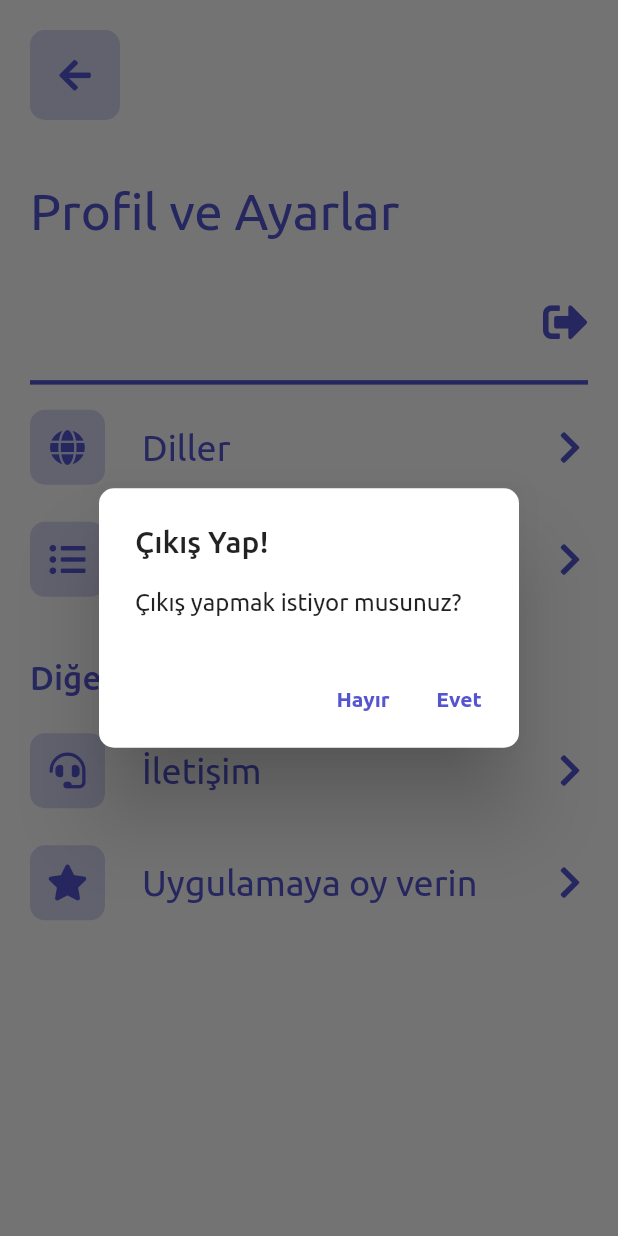
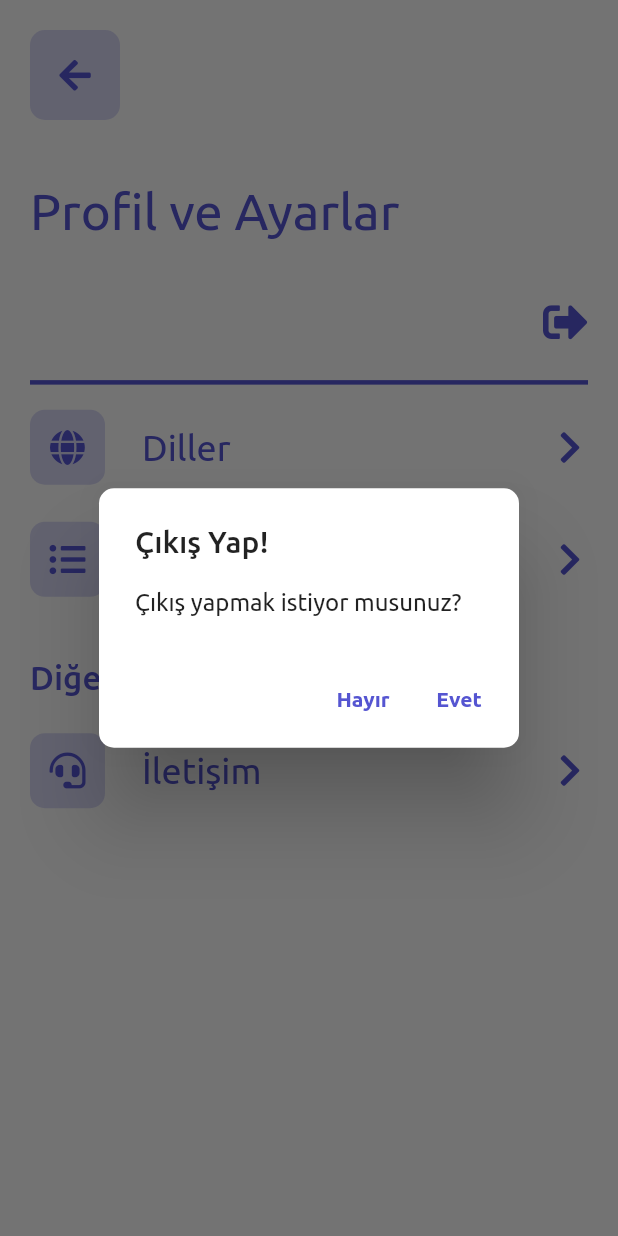
Before and after one commit to veyselaksin/CooraChatbot, a Flutter app: the profileandsettings screen opened directly, after a tap on an icon or button, on a phone screen of 412 x 824 dp. Run offline on Flutter 3.47's test engine with Material 2 defaults, Android fonts, the phone set to English and light mode, and no system bars; our stand-ins replace auto_size_text, bubble, cloud_firestore, firebase_auth, firebase_core, font_awesome_flutter and 2 more; missing offline and left inert: emoji_picker, flutter_dialogflow; accounts and stored records are empty; project files that could hold a hidden picture were left out.

Commit message:
🐛 some bugs fixed.

```diff
--- a/lib/models/button_action_model.dart
+++ b/lib/models/button_action_model.dart
@@ -16,7 +16,6 @@ List<CustomAppButtonModel> apps=[
   CustomAppButtonModel(title: "YouTube'u aç", icon: FontAwesomeIcons.youtube, url: "https://www.youtube.com/", color: Color(0xFFff0000), isApp: true),
   CustomAppButtonModel(title: "YouTube Müzikleri aç", icon:FontAwesomeIcons.recordVinyl, url: "https://music.youtube.com/", color: Color(0xFFff0000),isApp: true),
   CustomAppButtonModel(title: "Telegram aç", icon: FontAwesomeIcons.telegram, url: "https://telegram.me/", color: Color(0xFF0088cc),isApp: true),
-  CustomAppButtonModel(title: "Whatsapp aç", icon: FontAwesomeIcons.whatsapp, url: "whatsapp://",color: Color(0xFF128c7e),isApp: true),
   CustomAppButtonModel(title: "Instagram aç", icon: FontAwesomeIcons.instagram, url: "https://www.instagram.com/",color: Color(0xFFc13584),isApp: true),
   CustomAppButtonModel(title: "Twitter aç", icon: FontAwesomeIcons.twitter, url: "https://www.twitter.com/" ,color: Color(0xFF1da1f2),isApp: true),
   CustomAppButtonModel(title: "Google Drive", icon: FontAwesomeIcons.googleDrive, url: "https://drive.google.com/drive/u/0/my-drive", color: primaryColor, isApp: true),
--- a/lib/screens/message_screen.dart
+++ b/lib/screens/message_screen.dart
@@ -60,9 +60,6 @@ class _messageScreenState extends State<messageScreen> {
         break;
       case "Call Screen":
         launchApp("tel://");
-        break;
-      case "Whatsapp":
-        launchApp("whatsapp://");
         break;
       case "YouTube":
         launchApp("https://www.youtube.com/");
--- a/lib/screens/profile_and_settings.dart
+++ b/lib/screens/profile_and_settings.dart
@@ -93,14 +93,6 @@ class _profileandsettingsState extends State<profileandsettings> {
                   icon: FontAwesomeIcons.headset,
                   function: openContactScreen,
                 ),
-                SizedBox(
-                  height: context.mediumValue,
-                ),
-                SettingsCustomCards(
-                  title: (sizeWidth > 375) ? "Uygulamaya oy verin" : "Oy verin",
-                  icon: FontAwesomeIcons.solidStar,
-                  function: openRateAppScreen,
-                ),
               ],
             ),
           ),
--- a/pubspec.yaml
+++ b/pubspec.yaml
@@ -32,6 +32,7 @@ dependencies:
   auto_size_text: ^2.1.0
   shared_preferences: ^2.0.5
   provider: ^5.0.0
+  flutter_launcher_icons: ^0.9.0
 
   #url_launcher:
   url_launcher: ^6.0.3
@@ -58,6 +59,9 @@ dependencies:
 dev_dependencies:
   flutter_test:
     sdk: flutter
+flutter_icons:
+  android: "launcher_icon"
+  image_path: "assets/icon/icon.png"
 
 # For information on the generic Dart part of this file, see the
 # following page: https://dart.dev/tools/pub/pubspec
```
Also changed, not shown: assets/icons/icon.png (added), pubspec.lock, 12 other files.
